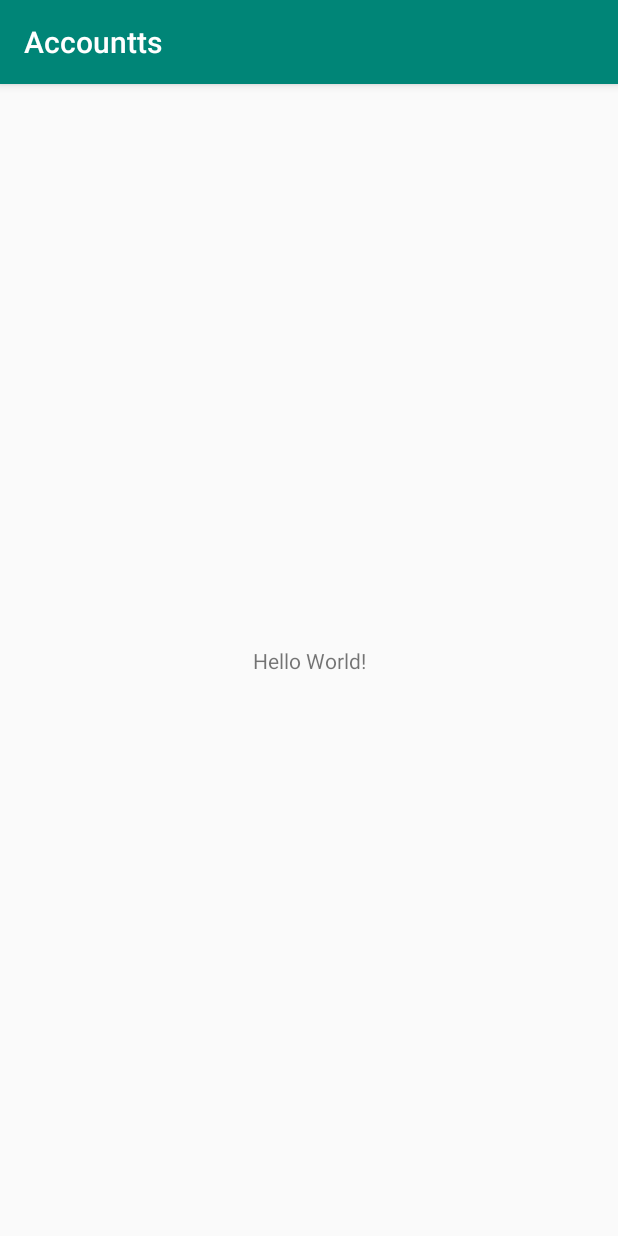
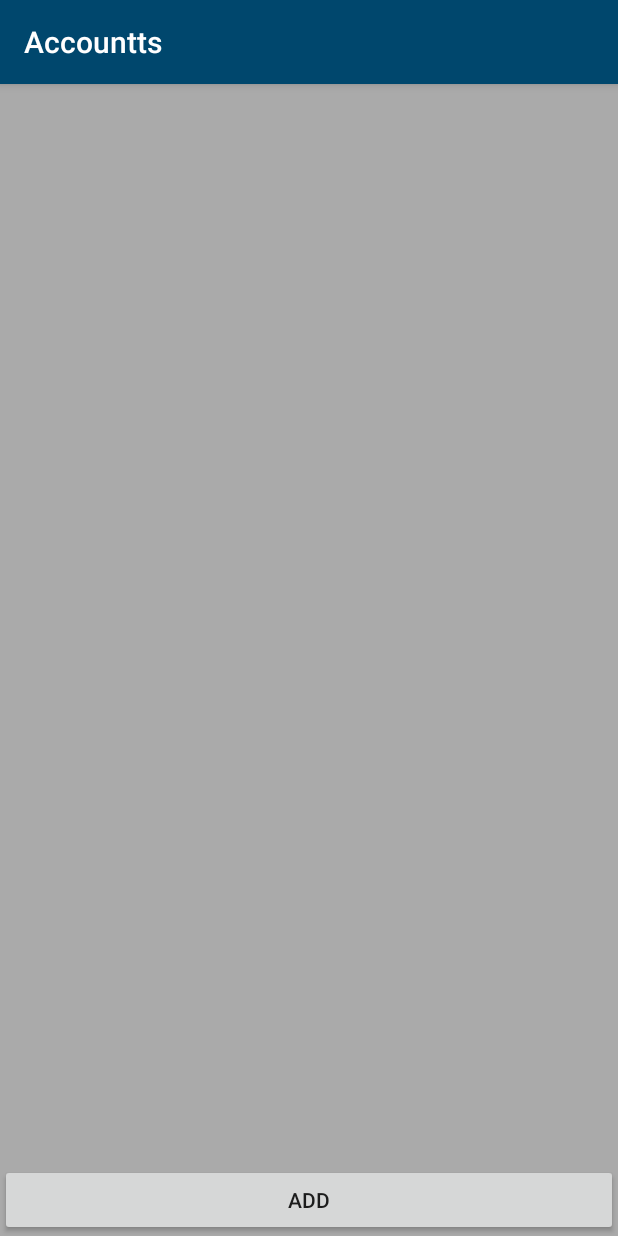
Before and after one commit to fa16np/LoanList-android-App, an Android app: the screen it shows after launch (MainActivity), on a phone screen of 412 x 824 dp. Run offline under Robolectric (Android 15) with nearby library versions, the phone set to English and light mode, and no system bars.

Commit message:
UI, Adding and color scheme done

```diff
--- a/app/src/main/AndroidManifest.xml
+++ b/app/src/main/AndroidManifest.xml
@@ -1,6 +1,6 @@
 <?xml version="1.0" encoding="utf-8"?>
 <manifest xmlns:android="http://schemas.android.com/apk/res/android"
-    package="com.example.accountts">
+    package="com.example.Loans">
 
     <application
         android:allowBackup="true"
@@ -9,7 +9,7 @@
         android:roundIcon="@mipmap/ic_launcher_round"
         android:supportsRtl="true"
         android:theme="@style/AppTheme">
-        <activity android:name=".MainActivity">
+        <activity android:name="com.example.Loans.MainActivity">
             <intent-filter>
                 <action android:name="android.intent.action.MAIN" />
 
--- /dev/null
+++ b/app/src/main/java/com/example/Loans/DebtAdapter.java
@@ -0,0 +1,34 @@
+package com.example.Loans;
+
+import android.content.Context;
+import android.view.LayoutInflater;
+import android.view.View;
+import android.view.ViewGroup;
+import android.widget.ArrayAdapter;
+import android.widget.TextView;
+
+import java.util.List;
+
+public class DebtAdapter extends ArrayAdapter {
+    public DebtAdapter(Context context, List<Debt> debt) {
+        super(context,0, debt);
+    }
+
+    @Override
+    public View getView(int position, View convertView, ViewGroup parent) {
+        Debt adebt = (Debt) getItem(position);
+
+
+        if (convertView == null) {
+            convertView = LayoutInflater.from(getContext()).inflate(R.layout.debts, parent, false);
+        }
+
+        TextView Name = (TextView) convertView.findViewById(R.id.Nim);
+        TextView Amount = (TextView) convertView.findViewById(R.id.amn);
+
+        Name.setText(adebt.name);
+        Amount.setText(adebt.amount);
+
+        return convertView;
+    }
+}
--- /dev/null
+++ b/app/src/main/java/com/example/Loans/MainActivity.java
@@ -0,0 +1,80 @@
+package com.example.Loans;
+
+import androidx.appcompat.app.AppCompatActivity;
+
+import android.content.SharedPreferences;
+import android.os.Bundle;
+import android.view.View;
+import android.widget.ListView;
+
+
+import org.json.JSONObject;
+
+import java.io.BufferedWriter;
+import java.io.File;
+import java.io.FileOutputStream;
+import java.io.OutputStreamWriter;
+import java.util.ArrayList;
+import java.util.List;
+
+public class MainActivity extends AppCompatActivity implements Dialog.DataPassOn {
+
+    List<Debt> items;
+//    ArrayAdapter<Debt> arrayAdt;
+    ListView list;
+    DebtAdapter arrayAdt;
+
+    @Override
+    protected void onCreate(Bundle savedInstanceState) {
+        super.onCreate(savedInstanceState);
+        setContentView(R.layout.activity_main);
+
+        items =  new ArrayList<>();
+        arrayAdt =  new DebtAdapter(this, items );
+        list = findViewById(R.id.ls);
+        list.setAdapter(arrayAdt);
+
+    }
+
+    public void addDebt(View v){
+        Dialog dg = new Dialog();
+        dg.show(getSupportFragmentManager(),"Sample");
+    }
+
+//
+//    https://www.youtube.com/watch?v=jcliHGR3CHo
+//    https://www.youtube.com/watch?v=J7d1iseTV68&t=1426s
+
+
+//    public void saveData(){
+//        try{
+//            File file = new File(this.getFilesDir(), "Saved");
+//
+//            FileOutputStream outSt = new FileOutputStream(file);
+//            BufferedWriter writer = new BufferedWriter(new OutputStreamWriter(outSt));
+//
+//            for (int i = 0; i <items.size() ; i++) {
+//                writer.write(String.valueOf(items.get(i)));
+//
+//            }
+//
+//
+//        } catch (Exception e){
+//
+//        }
+//    }
+
+
+    public void saveData(){
+        SharedPreferences sPreference = getSharedPreferences("shared preference",MODE_PRIVATE);
+        SharedPreferences.Editor editor = sPreference.edit();
+
+    }
+
+
+
+    @Override
+    public void info(String n, String d, String a) {
+        items.add(new Debt(a,n,d));
+    }
+}
--- a/app/src/main/java/com/example/accountts/MainActivity.java
+++ /dev/null
@@ -1,14 +0,0 @@
-package com.example.accountts;
-
-import androidx.appcompat.app.AppCompatActivity;
-
-import android.os.Bundle;
-
-public class MainActivity extends AppCompatActivity {
-
-    @Override
-    protected void onCreate(Bundle savedInstanceState) {
-        super.onCreate(savedInstanceState);
-        setContentView(R.layout.activity_main);
-    }
-}
--- a/app/src/main/res/layout/activity_main.xml
+++ b/app/src/main/res/layout/activity_main.xml
@@ -1,18 +1,30 @@
 <?xml version="1.0" encoding="utf-8"?>
-<androidx.constraintlayout.widget.ConstraintLayout xmlns:android="http://schemas.android.com/apk/res/android"
-    xmlns:app="http://schemas.android.com/apk/res-auto"
+<RelativeLayout xmlns:android="http://schemas.android.com/apk/res/android"
     xmlns:tools="http://schemas.android.com/tools"
-    android:layout_width="match_parent"
-    android:layout_height="match_parent"
-    tools:context=".MainActivity">
+    android:background="@android:color/darker_gray"
+    android:orientation="vertical" android:layout_width="match_parent"
+    android:layout_height="match_parent">
 
-    <TextView
-        android:layout_width="wrap_content"
+    <Button
+        android:layout_width="match_parent"
+        android:id="@+id/button"
         android:layout_height="wrap_content"
-        android:text="Hello World!"
-        app:layout_constraintBottom_toBottomOf="parent"
-        app:layout_constraintLeft_toLeftOf="parent"
-        app:layout_constraintRight_toRightOf="parent"
-        app:layout_constraintTop_toTopOf="parent" />
+        android:layout_alignParentBottom="true"
+        android:onClick="addDebt"
+        android:text="ADD"/>
 
-</androidx.constraintlayout.widget.ConstraintLayout>
+
+    <LinearLayout
+        android:layout_width="match_parent"
+        android:layout_height="match_parent"
+        android:layout_above="@+id/button">
+
+        <ListView
+            android:id="@+id/ls"
+            android:layout_width="match_parent"
+            android:layout_height="wrap_content">
+
+        </ListView>
+    </LinearLayout>
+
+</RelativeLayout>
--- a/app/src/main/res/values/colors.xml
+++ b/app/src/main/res/values/colors.xml
@@ -1,6 +1,6 @@
 <?xml version="1.0" encoding="utf-8"?>
 <resources>
-    <color name="colorPrimary">#008577</color>
-    <color name="colorPrimaryDark">#00574B</color>
-    <color name="colorAccent">#D81B60</color>
+    <color name="colorPrimary">#00476D</color>
+    <color name="colorPrimaryDark">#002B44</color>
+    <color name="colorAccent">#000000</color>
 </resources>
--- a/app/src/main/res/values/styles.xml
+++ b/app/src/main/res/values/styles.xml
@@ -1,4 +1,4 @@
-<resources>
+    <resources>
 
     <!-- Base application theme. -->
     <style name="AppTheme" parent="Theme.AppCompat.Light.DarkActionBar">
```
Also changed, not shown: app/src/main/java/com/example/Loans/Debt.java (added, +15 -0 lines), app/src/main/java/com/example/Loans/Dialog.java (added, +75 -0 lines), app/src/main/res/drawable/round.xml (added, +7 -0 lines), app/src/main/res/layout/debts.xml (added, +34 -0 lines), app/src/main/res/layout/ldialog.xml (added, +39 -0 lines), 4 other files.
